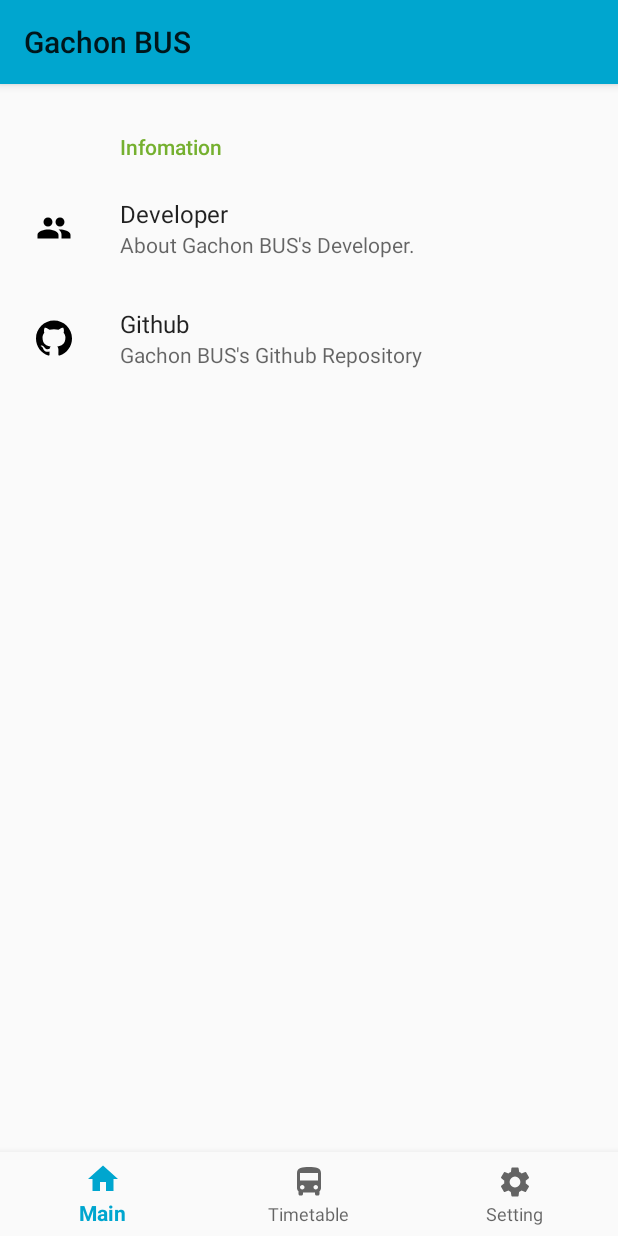
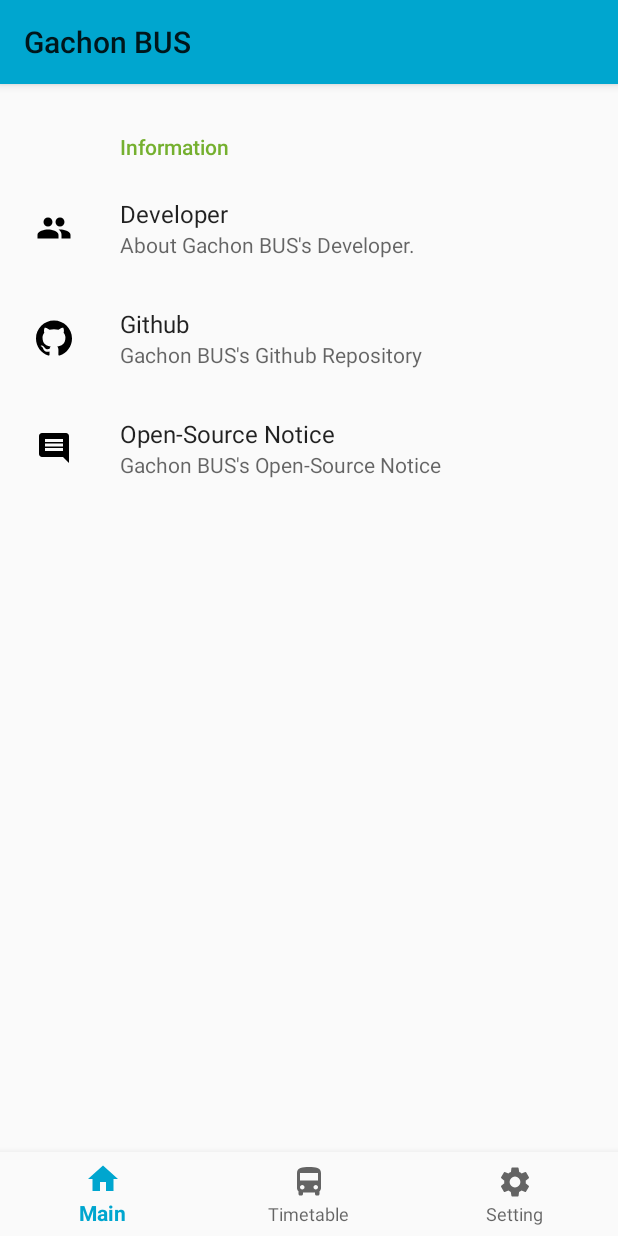
Before and after one commit to gachonswdm/Gachon-Bus-Android, an Android app: the fragment SettingFragment placed in its activity, on a phone screen of 412 x 824 dp. Run offline under Robolectric (Android 15) with nearby library versions, the phone set to English and light mode, and no system bars; our stand-ins replace androidx.preference.

Commit message:
Add Open-Source Notice Button

```diff
--- /dev/null
+++ b/app/src/main/res/drawable/ic_comment_black_24dp.xml
@@ -0,0 +1,9 @@
+<vector xmlns:android="http://schemas.android.com/apk/res/android"
+        android:width="24dp"
+        android:height="24dp"
+        android:viewportWidth="24.0"
+        android:viewportHeight="24.0">
+    <path
+        android:fillColor="#FF000000"
+        android:pathData="M21.99,4c0,-1.1 -0.89,-2 -1.99,-2L4,2c-1.1,0 -2,0.9 -2,2v12c0,1.1 0.9,2 2,2h14l4,4 -0.01,-18zM18,14L6,14v-2h12v2zM18,11L6,11L6,9h12v2zM18,8L6,8L6,6h12v2z"/>
+</vector>
--- a/app/src/main/res/values/strings.xml
+++ b/app/src/main/res/values/strings.xml
@@ -8,12 +8,14 @@
     <string name="permission_denied">Please accept the permission to use the app properly!\nYou can set it in [Permissions].</string>
 
     <!-- SettingFragment -->
-    <string name="settingcategory_info_title">Infomation</string>
+    <string name="settingcategory_info_title">Information</string>
     <string name="setting_developer_title">Developer</string>
     <string name="setting_developer_desc">About Gachon BUS\'s Developer.</string>
     <string name="setting_github_title">Github</string>
     <string name="setting_github_desc">Gachon BUS\'s Github Repository</string>
+    <string name="setting_opensource_title">Open-Source Notice</string>
+    <string name="setting_opensource_desc">Gachon BUS\'s Open-Source Notice</string>
 
     <!--ActionBarTitle-->
-    <string name="timelineActionBarTitle">Timeline</string>
+    <string name="timetableActionBarTitle">Timeline</string>
 </resources>
--- a/app/src/main/res/xml/settingpreference.xml
+++ b/app/src/main/res/xml/settingpreference.xml
@@ -12,8 +12,18 @@
                     app:title="@string/setting_github_title"
                     app:summary="@string/setting_github_desc"
                     app:icon="@drawable/ic_github_mark" >
+
             <intent android:action="android.intent.action.VIEW"
-                    android:data="https://github.com/gachonswdm/Gachon-Bus-Android"/>
+                    android:data="https://github.com/gachonswdm/Gachon-Bus-Android" />
+        </Preference>
+
+        <Preference app:key="opensource"
+                    app:title="@string/setting_opensource_title"
+                    app:summary="@string/setting_opensource_desc"
+                    app:icon="@drawable/ic_comment_black_24dp" >
+
+            <intent android:action="android.intent.action.VIEW"
+                    android:data="https://github.com/gachonswdm/Gachon-Bus-Android" />
         </Preference>
     </PreferenceCategory>
 </androidx.preference.PreferenceScreen>
```
Also changed, not shown: 1 other file.
